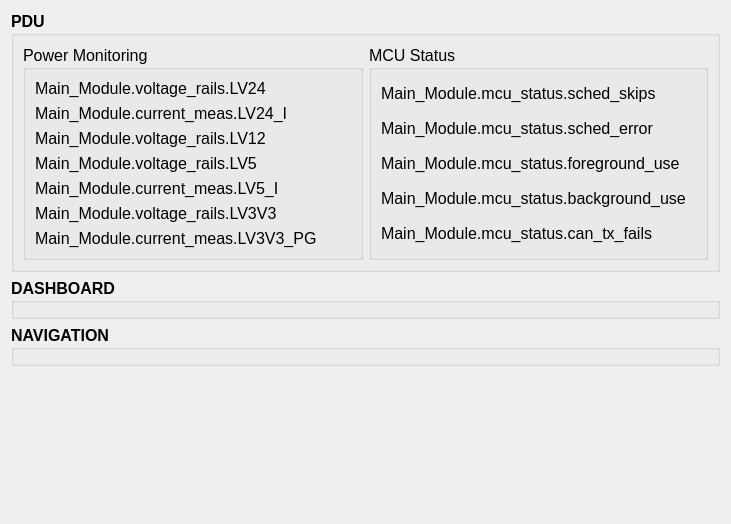
First picture: the form in ui/systemMonitor.ui, repository PurdueElectricRacing/DaqApp, before the edit.
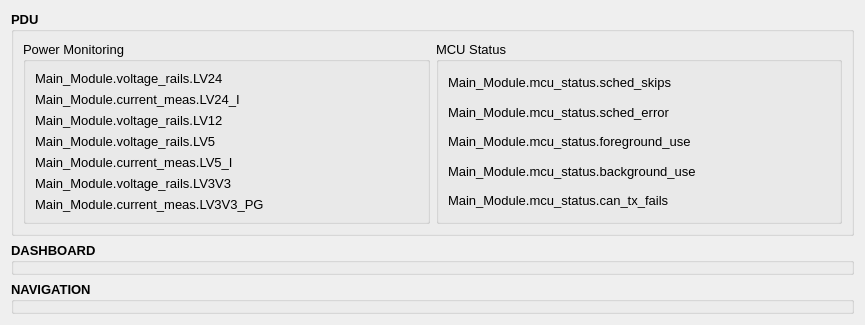
Second picture: the form after the edit. Custom widgets are drawn as their Qt base class.

The edit to the form file:
```diff
--- a/ui/systemMonitor.ui
+++ b/ui/systemMonitor.ui
@@ -6,8 +6,8 @@
    <rect>
     <x>0</x>
     <y>0</y>
-    <width>731</width>
-    <height>524</height>
+    <width>865</width>
+    <height>318</height>
    </rect>
   </property>
   <property name="windowTitle">
@@ -18,7 +18,7 @@
     <widget class="QGroupBox" name="groupBox_2">
      <property name="font">
       <font>
-       <pointsize>12</pointsize>
+       <pointsize>10</pointsize>
        <weight>75</weight>
        <bold>true</bold>
       </font>
@@ -31,7 +31,7 @@
        <widget class="QGroupBox" name="groupBox">
         <property name="font">
          <font>
-          <pointsize>12</pointsize>
+          <pointsize>10</pointsize>
           <weight>50</weight>
           <bold>false</bold>
          </font>
@@ -44,7 +44,7 @@
           <widget class="CANVariableDisplay" name="label_4">
            <property name="font">
             <font>
-             <pointsize>12</pointsize>
+             <pointsize>10</pointsize>
             </font>
            </property>
            <property name="text">
@@ -56,7 +56,7 @@
           <widget class="CANVariableDisplay" name="label_9">
            <property name="font">
             <font>
-             <pointsize>12</pointsize>
+             <pointsize>10</pointsize>
             </font>
            </property>
            <property name="text">
@@ -68,7 +68,7 @@
           <widget class="CANVariableDisplay" name="label_5">
            <property name="font">
             <font>
-             <pointsize>12</pointsize>
+             <pointsize>10</pointsize>
             </font>
            </property>
            <property name="text">
@@ -80,7 +80,7 @@
           <widget class="CANVariableDisplay" name="label_6">
            <property name="font">
             <font>
-             <pointsize>12</pointsize>
+             <pointsize>10</pointsize>
             </font>
            </property>
            <property name="text">
@@ -92,7 +92,7 @@
           <widget class="CANVariableDisplay" name="label_10">
            <property name="font">
             <font>
-             <pointsize>12</pointsize>
+             <pointsize>10</pointsize>
             </font>
            </property>
            <property name="text">
@@ -104,7 +104,7 @@
           <widget class="CANVariableDisplay" name="label_7">
            <property name="font">
             <font>
-             <pointsize>12</pointsize>
+             <pointsize>10</pointsize>
             </font>
            </property>
            <property name="text">
@@ -116,7 +116,7 @@
           <widget class="CANVariableDisplay" name="label_8">
            <property name="font">
             <font>
-             <pointsize>12</pointsize>
+             <pointsize>10</pointsize>
             </font>
            </property>
            <property name="text">
@@ -143,7 +143,7 @@
           <widget class="CANVariableDisplay" name="label_11">
            <property name="font">
             <font>
-             <pointsize>12</pointsize>
+             <pointsize>10</pointsize>
             </font>
            </property>
            <property name="text">
@@ -155,7 +155,7 @@
           <widget class="CANVariableDisplay" name="label_14">
            <property name="font">
             <font>
-             <pointsize>12</pointsize>
+             <pointsize>10</pointsize>
             </font>
            </property>
            <property name="text">
@@ -167,7 +167,7 @@
           <widget class="CANVariableDisplay" name="label_12">
            <property name="font">
             <font>
-             <pointsize>12</pointsize>
+             <pointsize>10</pointsize>
             </font>
            </property>
            <property name="text">
@@ -179,7 +179,7 @@
           <widget class="CANVariableDisplay" name="label_13">
            <property name="font">
             <font>
-             <pointsize>12</pointsize>
+             <pointsize>10</pointsize>
             </font>
            </property>
            <property name="text">
@@ -191,7 +191,7 @@
           <widget class="CANVariableDisplay" name="label_15">
            <property name="font">
             <font>
-             <pointsize>12</pointsize>
+             <pointsize>10</pointsize>
             </font>
            </property>
            <property name="text">
@@ -209,7 +209,7 @@
     <widget class="QGroupBox" name="groupBox_4">
      <property name="font">
       <font>
-       <pointsize>12</pointsize>
+       <pointsize>10</pointsize>
        <weight>75</weight>
        <bold>true</bold>
       </font>
@@ -223,7 +223,7 @@
     <widget class="QGroupBox" name="groupBox_5">
      <property name="font">
       <font>
-       <pointsize>12</pointsize>
+       <pointsize>10</pointsize>
        <weight>75</weight>
        <bold>true</bold>
       </font>
```
